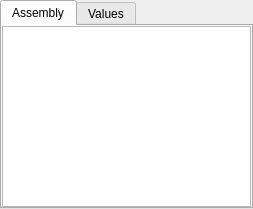
This is Qt/ApplicationComponents/Resources/UI/pqDataAssemblyPropertyWidget.ui in Kitware/ParaView as Qt 5 draws it before an edit. The edited form follows.
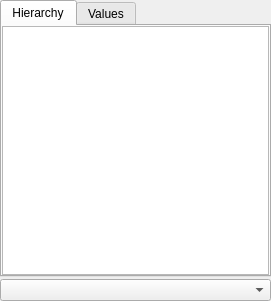
This is the edited form. Icons and pictures are not drawn. Custom widgets are drawn as their Qt base class.

Commit message:
pqDataAssemblyPropertyWidget: support composite ids
pqDataAssemblyPropertyWidget now supports legacy properties that use
composite ids. This makes pqCompositeTreePropertyWidget obsolete, hence
removing it.

pqDataAssemblyPropertyWidget also supports choosing assembly to use.
This enables filters to expose API to choose a specific assembly by name
(or use input data hierarchy).

Diff of the .ui file:
```diff
--- a/Qt/ApplicationComponents/Resources/UI/pqDataAssemblyPropertyWidget.ui
+++ b/Qt/ApplicationComponents/Resources/UI/pqDataAssemblyPropertyWidget.ui
@@ -6,8 +6,8 @@
    <rect>
     <x>0</x>
     <y>0</y>
-    <width>253</width>
-    <height>209</height>
+    <width>271</width>
+    <height>301</height>
    </rect>
   </property>
   <property name="windowTitle">
@@ -36,7 +36,7 @@
      </property>
      <widget class="QWidget" name="tab">
       <attribute name="title">
-       <string>Assembly</string>
+       <string>Hierarchy</string>
       </attribute>
       <layout class="QVBoxLayout" name="verticalLayout_3">
        <property name="leftMargin">
@@ -52,13 +52,16 @@
         <number>0</number>
        </property>
        <item>
-        <widget class="pqTreeView" name="tree">
+        <widget class="pqTreeView" name="hierarchy">
+         <property name="alternatingRowColors">
+          <bool>true</bool>
+         </property>
+         <property name="rootIsDecorated">
+          <bool>false</bool>
+         </property>
          <property name="uniformRowHeights">
           <bool>true</bool>
          </property>
-         <property name="headerHidden">
-          <bool>false</bool>
-         </property>
         </widget>
        </item>
       </layout>
@@ -174,6 +177,13 @@
      </widget>
     </widget>
    </item>
+   <item>
+    <widget class="QComboBox" name="assemblyCombo">
+     <property name="toolTip">
+      <string>Select active assembly to use.</string>
+     </property>
+    </widget>
+   </item>
   </layout>
  </widget>
  <customwidgets>
```
The commit also changes 9 other files.
